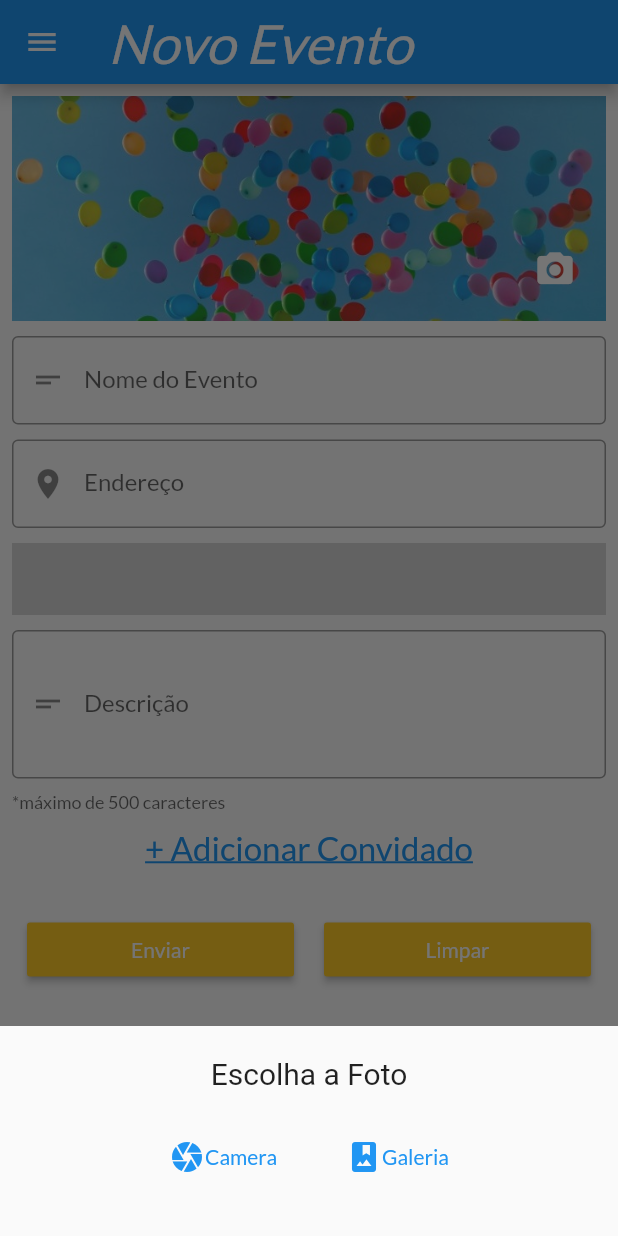
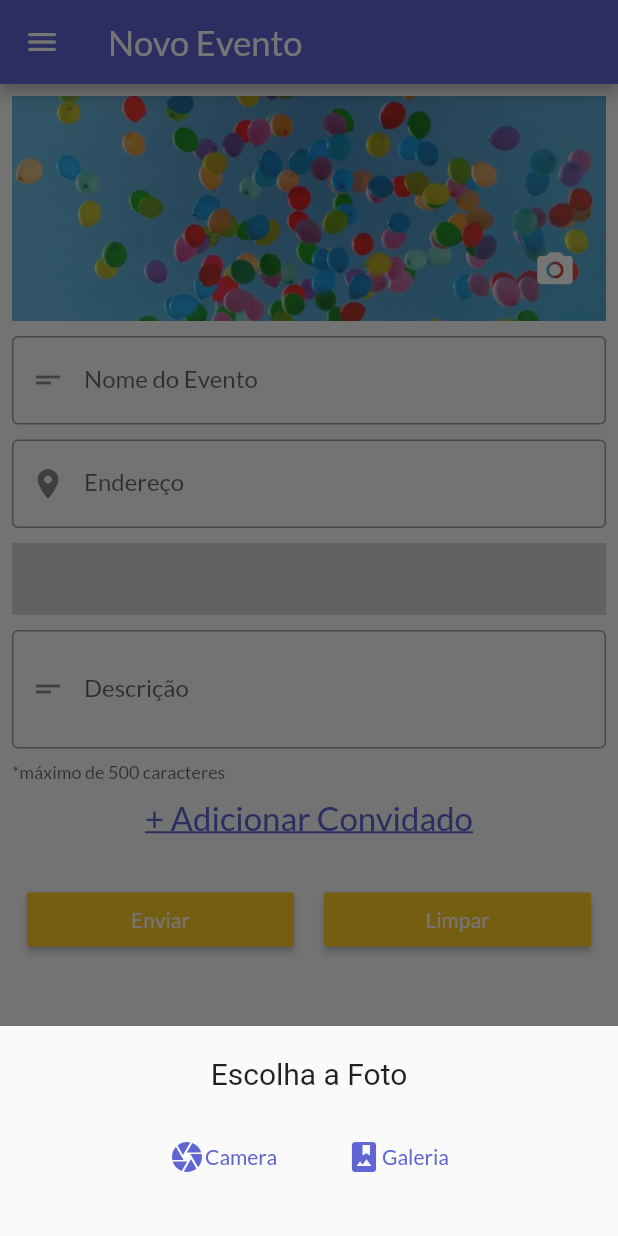
Before and after one commit to GustBM/boramarcarapp, a Flutter app: the EventFormScreen screen opened by its route, after a tap on the "camera alt" icon, on a phone screen of 412 x 824 dp. Run offline on Flutter 3.47's test engine with Material 2 defaults, Android fonts, the phone set to English and light mode, and no system bars; drawn by our look-alikes of flutter_form_builder; our stand-ins replace auth_buttons, cloud_firestore, firebase_auth, firebase_core, firebase_storage, flutter_typeahead and 3 more; missing offline and left inert: flutter_facebook_auth; accounts and stored records are empty; Roboto replaces fonts that are missing (Hind).

Commit message:
Ajustes pra funcionar agora

```diff
--- a/lib/providers/auth.dart
+++ b/lib/providers/auth.dart
@@ -45,7 +45,8 @@ class Auth with ChangeNotifier {
           throw HttpException("Usuário desabilitado.");
 
         default:
-          throw HttpException("Houve um erro!\n" + error.toString());
+          throw HttpException(
+              "[" + error.code + "]" + "Houve um erro!\n" + error.toString());
       }
     }
     _userData = _auth.currentUser!;
@@ -194,6 +195,7 @@ class Auth with ChangeNotifier {
           throw HttpException("Houve um erro!\n" + e.toString());
       }
     } catch (e) {
+      print(e.toString());
       throw HttpException("Houve um erro!\n" + e.toString());
     }
   }
--- a/lib/screens/auth_screen.dart
+++ b/lib/screens/auth_screen.dart
@@ -72,10 +72,7 @@ class AuthScreen extends StatelessWidget {
                       ),
                     ),
                   ),
-                  Flexible(
-                    flex: deviceSize.width > 600 ? 2 : 1,
-                    child: AuthCard(),
-                  ),
+                  AuthCard(),
                 ],
               ),
             ),
@@ -195,7 +192,7 @@ class _AuthCardState extends State<AuthCard> {
       ),
       elevation: 8.0,
       child: Container(
-        height: _authMode == AuthMode.ForgotPwd ? 230 : 400,
+        height: _authMode == AuthMode.ForgotPwd ? 230 : 420,
         constraints:
             BoxConstraints(minHeight: _authMode == AuthMode.Signup ? 400 : 230),
         width: cardSize,
@@ -347,7 +344,8 @@ class _AuthCardState extends State<AuthCard> {
                     padding:
                         EdgeInsets.symmetric(horizontal: 30.0, vertical: 4),
                     tapTargetSize: MaterialTapTargetSize.shrinkWrap,
-                    textStyle: TextStyle(color: Theme.of(context).accentColor),
+                    textStyle: TextStyle(
+                        color: Theme.of(context).colorScheme.secondary),
                   ),
                 ),
                 _authMode == AuthMode.Login
@@ -360,8 +358,8 @@ class _AuthCardState extends State<AuthCard> {
                           padding: EdgeInsets.symmetric(
                               horizontal: 30.0, vertical: 4),
                           tapTargetSize: MaterialTapTargetSize.shrinkWrap,
-                          textStyle:
-                              TextStyle(color: Theme.of(context).accentColor),
+                          textStyle: TextStyle(
+                              color: Theme.of(context).colorScheme.secondary),
                         ),
                       )
                     : SizedBox(),
--- a/lib/screens/event/event_new_screen.dart
+++ b/lib/screens/event/event_new_screen.dart
@@ -261,7 +261,7 @@ class _EventFormState extends State<EventFormScreen> {
                         labelText: 'Descrição',
                         prefixIcon: Icon(Icons.short_text_outlined),
                         contentPadding:
-                            const EdgeInsets.symmetric(vertical: 40.0),
+                            const EdgeInsets.symmetric(vertical: 30.0),
                         border: OutlineInputBorder(),
                         helperText: '*máximo de 500 caracteres',
                       ),
@@ -286,7 +286,7 @@ class _EventFormState extends State<EventFormScreen> {
                     SizedBox(width: 10),
                     Expanded(
                       child: MaterialButton(
-                        color: Theme.of(context).accentColor,
+                        color: Theme.of(context).colorScheme.secondary,
                         child: Text(
                           "Enviar",
                           style: TextStyle(color: Colors.white),
@@ -307,7 +307,7 @@ class _EventFormState extends State<EventFormScreen> {
                     SizedBox(width: 20),
                     Expanded(
                       child: MaterialButton(
-                        color: Theme.of(context).accentColor,
+                        color: Theme.of(context).colorScheme.secondary,
                         child: Text(
                           "Limpar",
                           style: TextStyle(color: Colors.white),
--- a/lib/screens/home_screen.dart
+++ b/lib/screens/home_screen.dart
@@ -15,13 +15,14 @@ class HomeScreen extends StatelessWidget {
 
     return Scaffold(
       appBar: AppBar(
+        backgroundColor: Theme.of(context).primaryColor,
         title: Row(
           mainAxisAlignment: MainAxisAlignment.start,
           children: <Widget>[
             Text(
               'BoraMarcar',
               style: TextStyle(
-                color: Theme.of(context).accentColor,
+                color: Theme.of(context).colorScheme.secondary,
                 fontFamily: 'Klavika',
                 fontSize: 24,
                 fontWeight: FontWeight.w900,
--- a/lib/screens/settings/edit_user_info_screen.dart
+++ b/lib/screens/settings/edit_user_info_screen.dart
@@ -269,7 +269,8 @@ class _EditUserInfoScreenState extends State<EditUserInfoScreen> {
                               SizedBox(width: 10),
                               Expanded(
                                 child: MaterialButton(
-                                  color: Theme.of(context).accentColor,
+                                  color:
+                                      Theme.of(context).colorScheme.secondary,
                                   child: Text(
                                     "Salvar Alterações",
                                     style: TextStyle(color: Colors.white),
--- /dev/null
+++ b/lib/theme_data.dart
@@ -0,0 +1,28 @@
+import 'package:flutter/material.dart';
+
+final base = ThemeData.light();
+final mainColor = Color(0xFF5f65d3);
+final secondaryColor = Colors.amber[400];
+
+ThemeData get appThemeData => ThemeData(
+      brightness: Brightness.light,
+      // primaryColor: Colors.amber[400],
+      primaryColor: mainColor,
+      fontFamily: 'Lato',
+      textTheme: TextTheme(
+        headline1: TextStyle(fontSize: 72.0, fontWeight: FontWeight.bold),
+        headline6: TextStyle(fontSize: 23.0),
+        bodyText2: TextStyle(fontSize: 14.0, fontFamily: 'Hind'),
+      ),
+      colorScheme: ColorScheme.fromSwatch()
+          .copyWith(primary: mainColor, secondary: secondaryColor),
+      cardColor: Color.lerp(Colors.white, Colors.white, 0.2),
+      cardTheme: base.cardTheme.copyWith(
+        color: Colors.white, // Color.lerp(Colors.white, Colors.black, 0.1),
+        margin: EdgeInsets.all(20.0),
+        elevation: 0.0,
+        shape: BeveledRectangleBorder(
+            borderRadius: BorderRadius.circular(14.0),
+            side: BorderSide(color: Colors.white24, width: 1)),
+      ),
+    );
--- a/lib/widgets/app_drawer.dart
+++ b/lib/widgets/app_drawer.dart
@@ -44,9 +44,13 @@ class AppDrawer extends StatelessWidget {
                       SizedBox(
                         width: 20,
                       ),
-                      Text((_user == null || _user!.displayName == null
-                          ? 'Bem-Vindo'
-                          : _user!.displayName)!),
+                      Flexible(
+                        child: Text(
+                            (_user == null || _user!.displayName == null
+                                ? 'Bem-Vindo'
+                                : _user!.displayName)!,
+                            overflow: TextOverflow.ellipsis),
+                      ),
                     ],
                   );
                 }
```
Also changed, not shown: lib/main.dart (+2 -13 lines), lib/screens/schedule_screen.dart (+14 -4 lines), pubspec.lock.
